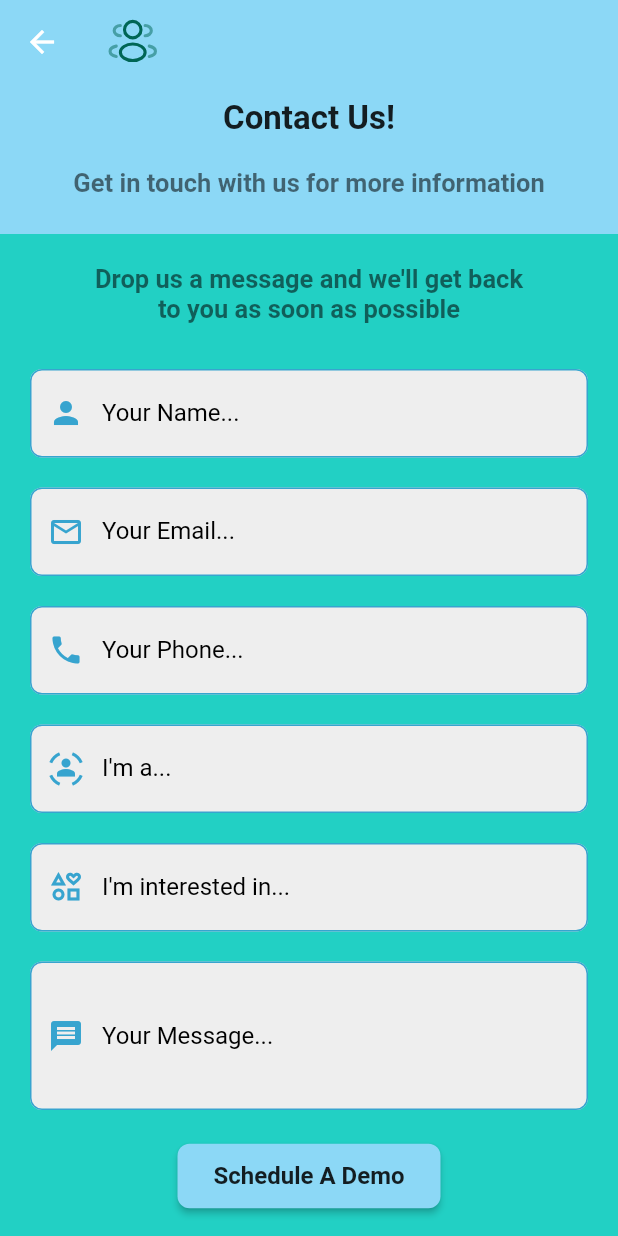
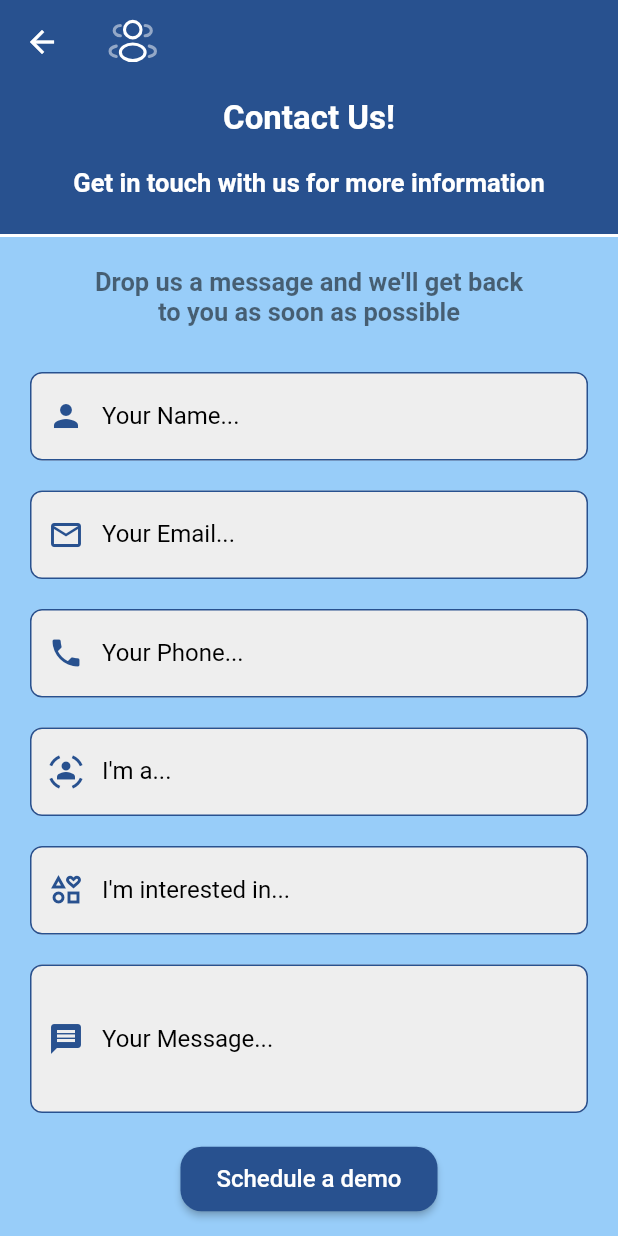
Before and after one commit to Mayank-kr-sh/health_app, a Flutter app: the ContactScreen screen opened directly, on a phone screen of 412 x 824 dp. Run offline on Flutter 3.47's test engine with Material 2 defaults, Android fonts, the light colour scheme and no system bars; our stand-ins replace carousel_slider, flutter_svg, share_plus, youtube_player_flutter.

Commit message:
Major Changes

```diff
--- a/lib/Frontend/Constant/Constant.dart
+++ b/lib/Frontend/Constant/Constant.dart
@@ -1,13 +1,13 @@
 import 'package:flutter/material.dart';
 
-const kPrimaryColor = Color.fromARGB(232, 13, 204, 191);
-const kPrimaryLightColor = Color.fromARGB(255, 140, 216, 246);
+const kPrimaryColor = Color.fromARGB(255, 56, 182, 255);
+const kPrimaryLightColor = Color.fromARGB(255, 152, 205, 249);
 const kPrimaryGradientColor = LinearGradient(
   begin: Alignment.topLeft,
   end: Alignment.bottomRight,
   colors: [Color(0xFFFFA53E), Color(0xFFFF7643)],
 );
-const kSecondaryColor = Color.fromARGB(255, 55, 164, 207);
+const kSecondaryColor = Color.fromARGB(255, 40, 81, 143);
 const kTextColor = Color(0xFF757575);
 
 final List<String> imageList = [
--- a/lib/Frontend/Screens/contact/contact_screen.dart
+++ b/lib/Frontend/Screens/contact/contact_screen.dart
@@ -1,6 +1,7 @@
 import 'package:flutter/material.dart';
 import 'package:flutter_svg/svg.dart';
 import 'package:health_app/Frontend/Constant/Constant.dart';
+import 'package:health_app/Frontend/Widgets/custom_button.dart';
 
 class ContactScreen extends StatelessWidget {
   const ContactScreen({super.key});
@@ -11,19 +12,17 @@ class ContactScreen extends StatelessWidget {
     final screenWidth = MediaQuery.of(context).size.width;
     return Scaffold(
         appBar: AppBar(
-          backgroundColor: kPrimaryLightColor,
+          backgroundColor: kSecondaryColor,
           elevation: 0,
-          title: SvgPicture.asset(
-            'assets/icons/contact_us.svg',
-            width: 33,
-          ),
+          title: SvgPicture.asset('assets/icons/contact_us.svg',
+              width: 33, color: Colors.white),
         ),
         body: Column(
           children: [
             Container(
                 height: 100,
                 width: screenWidth,
-                color: kPrimaryLightColor,
+                color: kSecondaryColor,
                 child: const Column(
                   children: [
                     SizedBox(
@@ -34,7 +33,7 @@ class ContactScreen extends StatelessWidget {
                       style: TextStyle(
                           fontSize: 22,
                           fontWeight: FontWeight.w600,
-                          color: Colors.black87),
+                          color: Colors.white),
                     ),
                     SizedBox(
                       height: 20,
@@ -44,17 +43,27 @@ class ContactScreen extends StatelessWidget {
                       style: TextStyle(
                           fontSize: 17,
                           fontWeight: FontWeight.w600,
-                          color: Colors.black54),
+                          color: Colors.white),
                     ),
                     SizedBox(
                       height: 20,
                     ),
                   ],
                 )),
+            Container(
+              color: Colors.white,
+              child: Divider(
+                color: kPrimaryColor,
+                height: 2,
+                thickness: 3,
+                indent: screenWidth,
+                endIndent: 10,
+              ),
+            ),
             Expanded(
               child: Container(
                   height: 100,
-                  color: kPrimaryColor,
+                  color: kPrimaryLightColor,
                   width: screenWidth,
                   child: SingleChildScrollView(
                     child: Column(
@@ -254,24 +263,11 @@ class ContactScreen extends StatelessWidget {
                         const SizedBox(
                           height: 10,
                         ),
-                        ElevatedButton(
+                        CustomButton(
+                          text: "Schedule a demo",
                           onPressed: () {},
-                          style: ElevatedButton.styleFrom(
-                            backgroundColor: kPrimaryLightColor,
-                            foregroundColor: Colors.black,
-                            padding: const EdgeInsets.symmetric(
-                                vertical: 12.0, horizontal: 24.0),
-                            shape: RoundedRectangleBorder(
-                              borderRadius: BorderRadius.circular(8.0),
-                            ),
-                          ),
-                          child: const Text(
-                            "Schedule A Demo",
-                            style: TextStyle(
-                                fontSize: 16.0,
-                                fontWeight: FontWeight.w700,
-                                color: Colors.black87),
-                          ),
+                          backgroundColor: kSecondaryColor,
+                          textColor: Colors.white,
                         ),
                         const SizedBox(
                           height: 40,
--- a/lib/Frontend/Widgets/middle_banar.dart
+++ b/lib/Frontend/Widgets/middle_banar.dart
@@ -31,7 +31,7 @@ class MiddleBanner extends StatelessWidget {
         ),
       ),
       child: Container(
-        color: const Color(0xff188ba0).withOpacity(0.8),
+        color: const Color(0xff38b6ff).withOpacity(0.8),
         padding: const EdgeInsets.all(8),
         child: Column(
           children: [
```
Also changed, not shown: lib/Frontend/Screens/HomeScreen.dart (+0 -52 lines), lib/Frontend/Screens/Product/product_screen.dart (+12 -10 lines), lib/Frontend/Screens/frontScreen.dart (+5 -4 lines), lib/Frontend/Screens/profile/Profile.dart (+11 -5 lines), lib/Frontend/Widgets/Banner.dart (+7 -7 lines), lib/Frontend/Widgets/drawer_section.dart (+21 -17 lines), lib/Frontend/auth/doctor_login.dart (+7 -8 lines), lib/Frontend/auth/layout.dart (+45 -13 lines), lib/Frontend/auth/patient_register.dart (+14 -14 lines), lib/Frontend/auth/staff_login.dart (+6 -4 lines).
